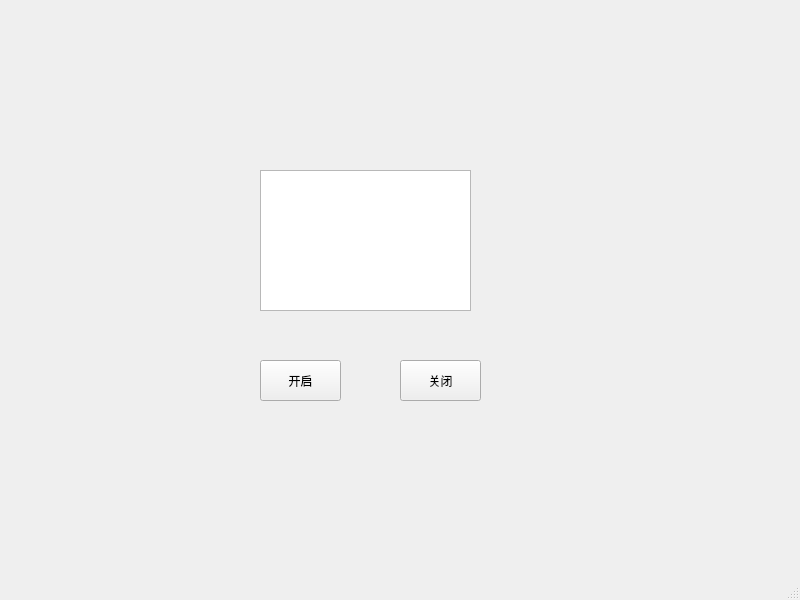
First picture: the form in Test1/test.ui, repository dingxiao88/PyQt5_Demo, before the edit.
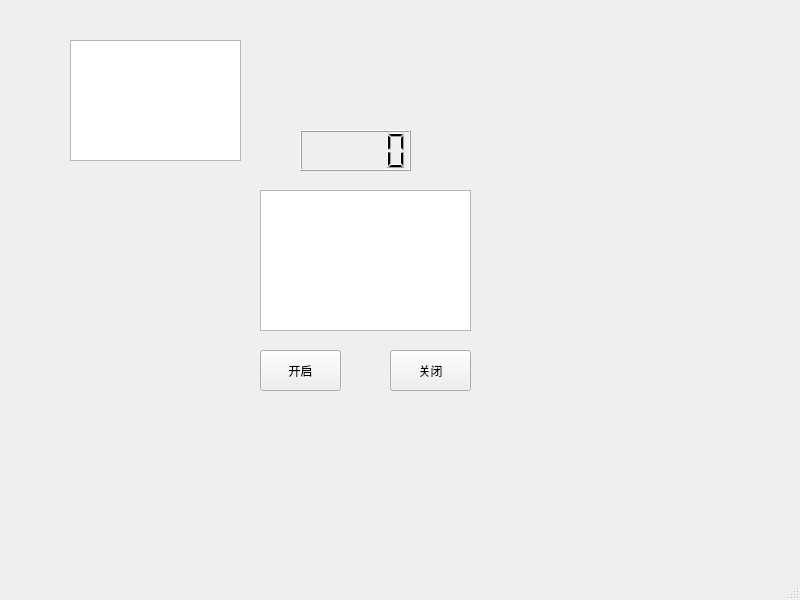
Second picture: the form after the edit.

Patch:
```diff
--- a/Test1/test.ui
+++ b/Test1/test.ui
@@ -18,7 +18,7 @@
     <property name="geometry">
      <rect>
       <x>260</x>
-      <y>360</y>
+      <y>350</y>
       <width>81</width>
       <height>41</height>
      </rect>
@@ -30,8 +30,8 @@
    <widget class="QPushButton" name="pushButton_2">
     <property name="geometry">
      <rect>
-      <x>400</x>
-      <y>360</y>
+      <x>390</x>
+      <y>350</y>
       <width>81</width>
       <height>41</height>
      </rect>
@@ -44,12 +44,32 @@
     <property name="geometry">
      <rect>
       <x>260</x>
-      <y>170</y>
+      <y>190</y>
       <width>211</width>
       <height>141</height>
      </rect>
     </property>
    </widget>
+   <widget class="QLCDNumber" name="lcdNumber">
+    <property name="geometry">
+     <rect>
+      <x>300</x>
+      <y>130</y>
+      <width>111</width>
+      <height>41</height>
+     </rect>
+    </property>
+   </widget>
+   <widget class="QGraphicsView" name="graphicsView">
+    <property name="geometry">
+     <rect>
+      <x>70</x>
+      <y>40</y>
+      <width>171</width>
+      <height>121</height>
+     </rect>
+    </property>
+   </widget>
   </widget>
   <widget class="QMenuBar" name="menubar">
    <property name="geometry">
```
